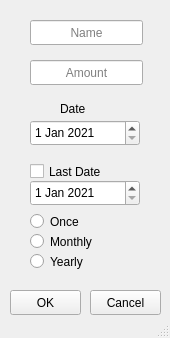
Before: the Qt Designer form view/new_entry_gui.ui in ImpulZzZ/finance_manager, drawn with Qt 5.
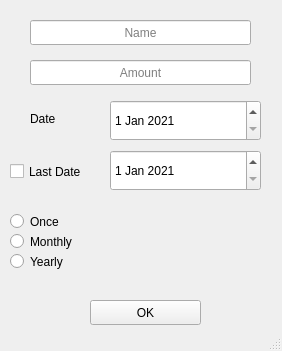
After: the same form once the commit is applied.

Commit message: reworked new entry gui and renamed the objects removed description field from entry

Diff of the .ui file:
```diff
--- a/view/new_entry_gui.ui
+++ b/view/new_entry_gui.ui
@@ -6,8 +6,8 @@
    <rect>
     <x>0</x>
     <y>0</y>
-    <width>170</width>
-    <height>338</height>
+    <width>282</width>
+    <height>351</height>
    </rect>
   </property>
   <property name="windowTitle">
@@ -19,7 +19,7 @@
      <rect>
       <x>30</x>
       <y>20</y>
-      <width>113</width>
+      <width>221</width>
       <height>25</height>
      </rect>
     </property>
@@ -44,7 +44,7 @@
      <rect>
       <x>30</x>
       <y>60</y>
-      <width>113</width>
+      <width>221</width>
       <height>25</height>
      </rect>
     </property>
@@ -67,10 +67,10 @@
    <widget class="QDateEdit" name="date">
     <property name="geometry">
      <rect>
-      <x>30</x>
-      <y>120</y>
-      <width>110</width>
-      <height>26</height>
+      <x>110</x>
+      <y>100</y>
+      <width>151</width>
+      <height>41</height>
      </rect>
     </property>
     <property name="dateTime">
@@ -87,10 +87,10 @@
    <widget class="QDateEdit" name="last_date">
     <property name="geometry">
      <rect>
-      <x>30</x>
-      <y>180</y>
-      <width>110</width>
-      <height>26</height>
+      <x>110</x>
+      <y>150</y>
+      <width>151</width>
+      <height>41</height>
      </rect>
     </property>
     <property name="dateTime">
@@ -107,8 +107,8 @@
    <widget class="QLabel" name="label">
     <property name="geometry">
      <rect>
-      <x>60</x>
-      <y>100</y>
+      <x>30</x>
+      <y>110</y>
       <width>41</width>
       <height>17</height>
      </rect>
@@ -120,7 +120,7 @@
    <widget class="QRadioButton" name="radioButton_2">
     <property name="geometry">
      <rect>
-      <x>30</x>
+      <x>10</x>
       <y>230</y>
       <width>112</width>
       <height>23</height>
@@ -133,7 +133,7 @@
    <widget class="QRadioButton" name="radioButton_3">
     <property name="geometry">
      <rect>
-      <x>30</x>
+      <x>10</x>
       <y>250</y>
       <width>112</width>
       <height>23</height>
@@ -143,36 +143,23 @@
      <string>Yearly</string>
     </property>
    </widget>
-   <widget class="QPushButton" name="pushButton">
-    <property name="geometry">
-     <rect>
-      <x>10</x>
-      <y>290</y>
-      <width>71</width>
-      <height>25</height>
-     </rect>
-    </property>
-    <property name="text">
-     <string>OK</string>
-    </property>
-   </widget>
-   <widget class="QPushButton" name="pushButton_2">
+   <widget class="QPushButton" name="ok_button">
     <property name="geometry">
      <rect>
       <x>90</x>
-      <y>290</y>
-      <width>71</width>
+      <y>300</y>
+      <width>111</width>
       <height>25</height>
      </rect>
     </property>
     <property name="text">
-     <string>Cancel</string>
+     <string>OK</string>
     </property>
    </widget>
    <widget class="QCheckBox" name="checkBox">
     <property name="geometry">
      <rect>
-      <x>30</x>
+      <x>10</x>
       <y>160</y>
       <width>92</width>
       <height>23</height>
@@ -185,7 +172,7 @@
    <widget class="QRadioButton" name="radioButton">
     <property name="geometry">
      <rect>
-      <x>30</x>
+      <x>10</x>
       <y>210</y>
       <width>112</width>
       <height>23</height>
```
Left out of the diff: 8 changed lines with no effect on the pictures. The commit also changes 3 other files.
